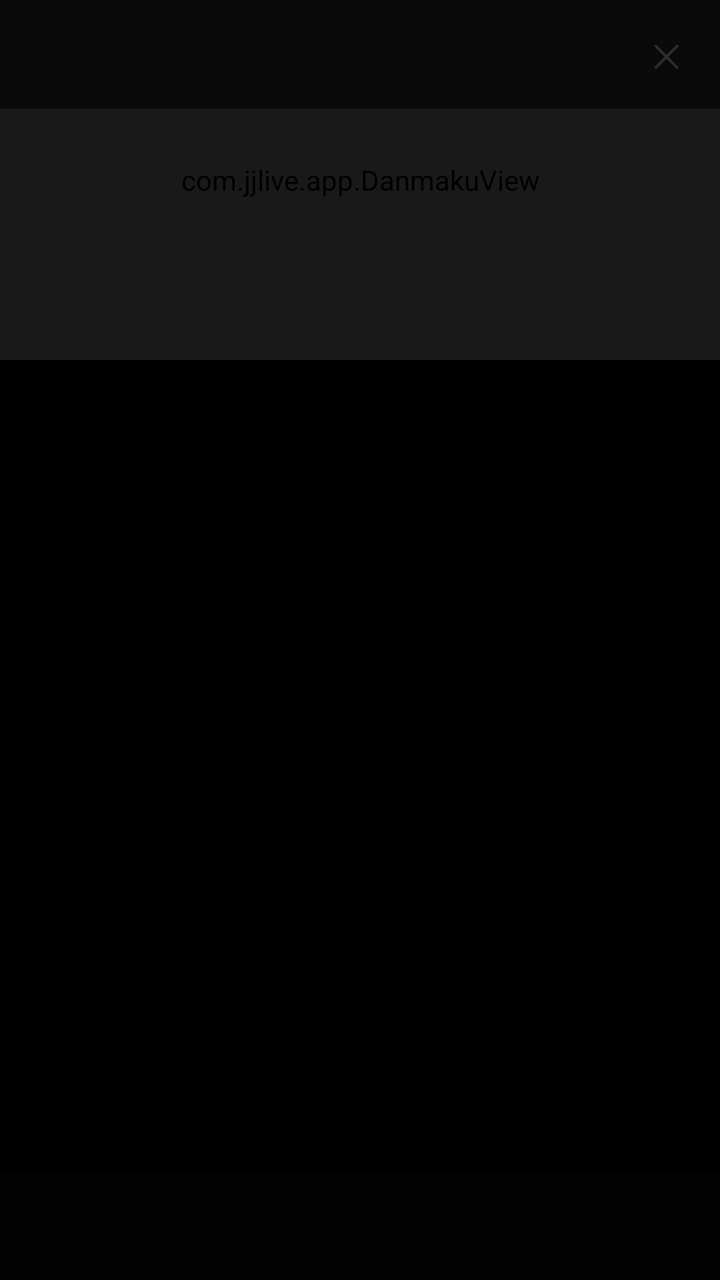
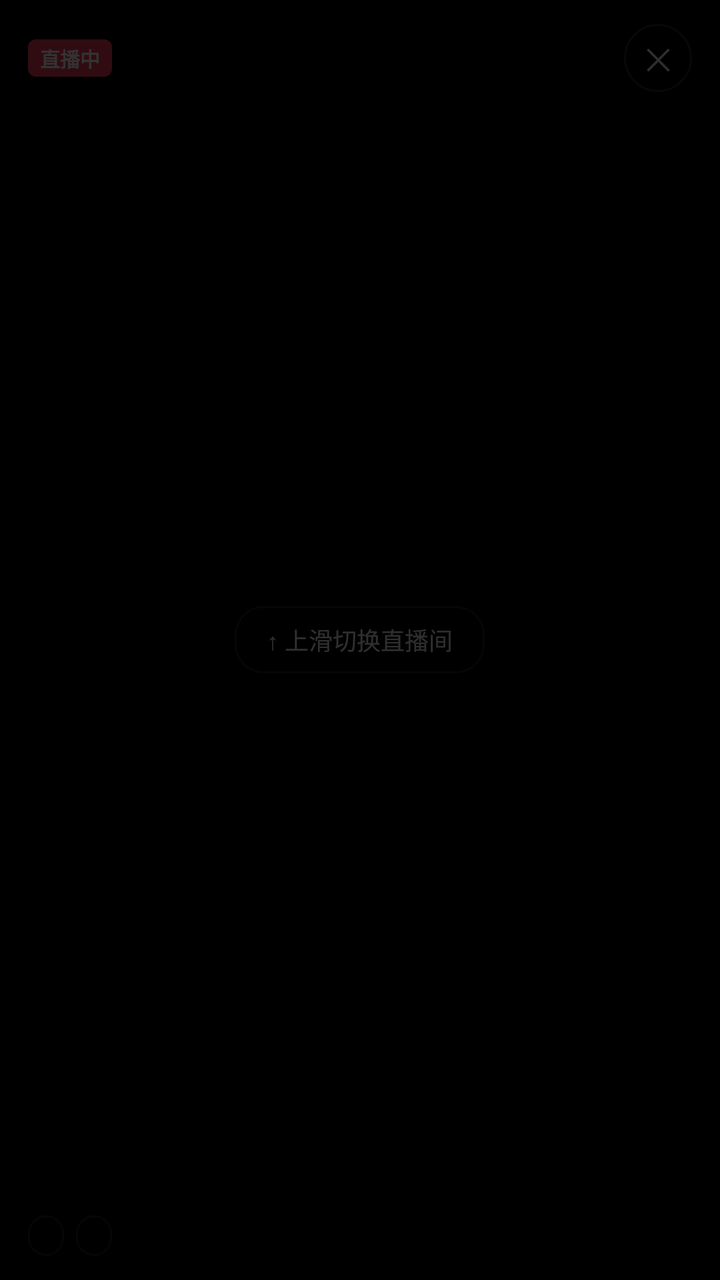

Screens rendered from an Android XML layout before and after an edit, with the pre-edit source and the edit as a unified diff.
<!-- AndroidManifest.xml: application theme Theme.JJLive -->
<!-- res/layout/activity_player.xml -->
<?xml version="1.0" encoding="utf-8"?>
<FrameLayout xmlns:android="http://schemas.android.com/apk/res/android"
    android:layout_width="match_parent"
    android:layout_height="match_parent"
    android:background="#000000">

    
    <FrameLayout
        android:id="@+id/videoBox"
        android:layout_width="match_parent"
        android:layout_height="match_parent" />

    <com.jjlive.app.DanmakuView
        android:id="@+id/danmaku"
        android:layout_width="match_parent"
        android:layout_height="180dp"
        android:layout_gravity="top" />

    
    <androidx.recyclerview.widget.RecyclerView
        android:id="@+id/chat"
        android:layout_width="250dp"
        android:layout_height="170dp"
        android:layout_gravity="bottom|start"
        android:layout_marginStart="10dp"
        android:layout_marginBottom="74dp"
        android:clipToPadding="false"
        android:scrollbars="none" />

    <LinearLayout
        android:layout_width="match_parent"
        android:layout_height="wrap_content"
        android:layout_gravity="bottom"
        android:background="#CC0B0E14"
        android:orientation="vertical"
        android:paddingBottom="12dp"
        android:paddingLeft="12dp"
        android:paddingRight="12dp"
        android:paddingTop="12dp">

        <TextView
            android:id="@+id/resolution"
            android:layout_width="wrap_content"
            android:layout_height="wrap_content"
            android:textColor="#8B95A7"
            android:textSize="11sp" />

        <TextView
            android:id="@+id/stats"
            android:layout_width="wrap_content"
            android:layout_height="wrap_content"
            android:textColor="#3DDC97"
            android:textSize="11sp" />
    </LinearLayout>

    <LinearLayout
        android:layout_width="match_parent"
        android:layout_height="wrap_content"
        android:layout_gravity="top"
        android:background="#99000000"
        android:gravity="center_vertical"
        android:orientation="horizontal"
        android:paddingLeft="12dp"
        android:paddingRight="12dp"
        android:paddingTop="8dp"
        android:paddingBottom="8dp">

        <TextView
            android:id="@+id/title"
            android:layout_width="0dp"
            android:layout_height="wrap_content"
            android:layout_weight="1"
            android:ellipsize="end"
            android:singleLine="true"
            android:textColor="#E6E9EF"
            android:textSize="15sp"
            android:textStyle="bold" />

        <TextView
            android:id="@+id/btnClose"
            android:layout_width="wrap_content"
            android:layout_height="wrap_content"
            android:padding="8dp"
            android:text="✕"
            android:textColor="#E6E9EF"
            android:textSize="16sp" />
    </LinearLayout>

    <LinearLayout
        android:id="@+id/overlay"
        android:layout_width="match_parent"
        android:layout_height="match_parent"
        android:background="#CC000000"
        android:gravity="center"
        android:orientation="vertical"
        android:padding="28dp">

        <TextView
            android:id="@+id/status"
            android:layout_width="wrap_content"
            android:layout_height="wrap_content"
            android:gravity="center"
            android:textColor="#CFD7E6"
            android:textSize="14sp" />

        <Button
            android:id="@+id/btnRetry"
            android:layout_width="wrap_content"
            android:layout_height="wrap_content"
            android:layout_marginTop="14dp"
            android:backgroundTint="#FF5C8A"
            android:text="重新连接"
            android:textColor="#FFFFFF"
            android:visibility="gone" />
    </LinearLayout>

</FrameLayout>
<!-- resources referenced by this layout -->
<resources>
  <style name="Theme.JJLive" parent="Theme.Material3.Dark.NoActionBar">
          <item name="android:statusBarColor">@color/bg</item>
          <item name="android:navigationBarColor">@color/bg</item>
          <item name="android:windowBackground">@color/bg</item>
          <item name="android:windowLightStatusBar" tools:targetApi="m">false</item>
      </style>
  <color name="bg">#FF0E1117</color>
</resources>

<!-- the commit's change to res/layout/activity_player.xml (unified diff, before → after) -->
@@ -4,88 +4,166 @@
     android:layout_height="match_parent"
     android:background="#000000">
 
-    
     <FrameLayout
-        android:id="@+id/videoBox"
+        android:id="@+id/page"
         android:layout_width="match_parent"
-        android:layout_height="match_parent" />
+        android:layout_height="match_parent">
 
-    <com.jjlive.app.DanmakuView
-        android:id="@+id/danmaku"
-        android:layout_width="match_parent"
-        android:layout_height="180dp"
-        android:layout_gravity="top" />
+        <FrameLayout
+            android:id="@+id/videoBox"
+            android:layout_width="match_parent"
+            android:layout_height="match_parent" />
+
+        <View
+            android:layout_width="match_parent"
+            android:layout_height="140dp"
+            android:layout_gravity="top"
+            android:background="@drawable/scrim_top" />
+
+        <View
+            android:layout_width="match_parent"
+            android:layout_height="420dp"
+            android:layout_gravity="bottom"
+            android:background="@drawable/scrim_bottom" />
+
+        
+        <LinearLayout
+            android:layout_width="match_parent"
+            android:layout_height="wrap_content"
+            android:layout_gravity="top"
+            android:gravity="center_vertical"
+            android:orientation="horizontal"
+            android:paddingLeft="14dp"
+            android:paddingTop="12dp"
+            android:paddingRight="14dp"
+            android:paddingBottom="12dp">
+
+            <TextView
+                android:layout_width="wrap_content"
+                android:layout_height="wrap_content"
+                android:background="@drawable/bg_live"
+                android:paddingLeft="6dp"
+                android:paddingTop="2dp"
+                android:paddingRight="6dp"
+                android:paddingBottom="2dp"
+                android:text="直播中"
+                android:textColor="#FFFFFF"
+                android:textSize="10sp"
+                android:textStyle="bold" />
+
+            <TextView
+                android:id="@+id/title"
+                android:layout_width="0dp"
+                android:layout_height="wrap_content"
+                android:layout_marginStart="8dp"
+                android:layout_weight="1"
+                android:ellipsize="end"
+                android:shadowColor="#99000000"
+                android:shadowDx="0"
+                android:shadowDy="1"
+                android:shadowRadius="3"
+                android:singleLine="true"
+                android:textColor="#F2F5FA"
+                android:textSize="15sp"
+                android:textStyle="bold" />
+
+            <TextView
+                android:id="@+id/btnClose"
+                android:layout_width="34dp"
+                android:layout_height="34dp"
+                android:background="@drawable/bg_circle_dark"
+                android:gravity="center"
+                android:text="✕"
+                android:textColor="#E6E9EF"
+                android:textSize="15sp" />
+        </LinearLayout>
+
+        
+        <androidx.recyclerview.widget.RecyclerView
+            android:id="@+id/chat"
+            android:layout_width="match_parent"
+            android:layout_height="266dp"
+            android:layout_gravity="bottom"
+            android:layout_marginStart="14dp"
+            android:layout_marginEnd="14dp"
+            android:layout_marginBottom="52dp"
+            android:clipToPadding="false"
+            android:overScrollMode="never"
+            android:paddingTop="6dp"
+            android:paddingBottom="2dp"
+            android:scrollbars="none" />
+
+        
+        <LinearLayout
+            android:layout_width="match_parent"
+            android:layout_height="wrap_content"
+            android:layout_gravity="bottom"
+            android:gravity="center_vertical"
+            android:orientation="horizontal"
+            android:paddingLeft="14dp"
+            android:paddingTop="6dp"
+            android:paddingRight="14dp"
+            android:paddingBottom="12dp">
+
+            <TextView
+                android:id="@+id/resolution"
+                android:layout_width="wrap_content"
+                android:layout_height="wrap_content"
+                android:background="@drawable/pill_dark"
+                android:paddingLeft="9dp"
+                android:paddingTop="3dp"
+                android:paddingRight="9dp"
+                android:paddingBottom="3dp"
+                android:textColor="#D6DEEA"
+                android:textSize="10.5sp" />
+
+            <TextView
+                android:id="@+id/stats"
+                android:layout_width="wrap_content"
+                android:layout_height="wrap_content"
+                android:layout_marginStart="6dp"
+                android:background="@drawable/pill_dark"
+                android:paddingLeft="9dp"
+                android:paddingTop="3dp"
+                android:paddingRight="9dp"
+                android:paddingBottom="3dp"
+                android:textColor="#7FD1A8"
+                android:textSize="10.5sp" />
+
+            <Space
+                android:layout_width="0dp"
+                android:layout_height="1dp"
+                android:layout_weight="1" />
+
+            <TextView
+                android:id="@+id/filterCount"
+                android:layout_width="wrap_content"
+                android:layout_height="wrap_content"
+                android:shadowColor="#99000000"
+                android:shadowDx="0"
+                android:shadowDy="1"
+                android:shadowRadius="3"
+                android:textColor="#93A0B4"
+                android:textSize="10.5sp" />
+        </LinearLayout>
+
+        
+        <TextView
+            android:id="@+id/swipeHint"
+            android:layout_width="wrap_content"
+            android:layout_height="wrap_content"
+            android:layout_gravity="center"
+            android:background="@drawable/pill_dark"
+            android:paddingLeft="16dp"
+            android:paddingTop="8dp"
+            android:paddingRight="16dp"
+            android:paddingBottom="8dp"
+            android:text="↑ 上滑切换直播间"
+            android:textColor="#E8EDF5"
+            android:textSize="12sp" />
+    </FrameLayout>
 
     
-    <androidx.recyclerview.widget.RecyclerView
-        android:id="@+id/chat"
-        android:layout_width="250dp"
-        android:layout_height="170dp"
-        android:layout_gravity="bottom|start"
-        android:layout_marginStart="10dp"
-        android:layout_marginBottom="74dp"
-        android:clipToPadding="false"
-        android:scrollbars="none" />
-
-    <LinearLayout
-        android:layout_width="match_parent"
-        android:layout_height="wrap_content"
-        android:layout_gravity="bottom"
-        android:background="#CC0B0E14"
-        android:orientation="vertical"
-        android:paddingBottom="12dp"
-        android:paddingLeft="12dp"
-        android:paddingRight="12dp"
-        android:paddingTop="12dp">
-
-        <TextView
-            android:id="@+id/resolution"
-            android:layout_width="wrap_content"
-            android:layout_height="wrap_content"
-            android:textColor="#8B95A7"
-            android:textSize="11sp" />
-
-        <TextView
-            android:id="@+id/stats"
-            android:layout_width="wrap_content"
-            android:layout_height="wrap_content"
-            android:textColor="#3DDC97"
-            android:textSize="11sp" />
-    </LinearLayout>
-
-    <LinearLayout
-        android:layout_width="match_parent"
-        android:layout_height="wrap_content"
-        android:layout_gravity="top"
-        android:background="#99000000"
-        android:gravity="center_vertical"
-        android:orientation="horizontal"
-        android:paddingLeft="12dp"
-        android:paddingRight="12dp"
-        android:paddingTop="8dp"
-        android:paddingBottom="8dp">
-
-        <TextView
-            android:id="@+id/title"
-            android:layout_width="0dp"
-            android:layout_height="wrap_content"
-            android:layout_weight="1"
-            android:ellipsize="end"
-            android:singleLine="true"
-            android:textColor="#E6E9EF"
-            android:textSize="15sp"
-            android:textStyle="bold" />
-
-        <TextView
-            android:id="@+id/btnClose"
-            android:layout_width="wrap_content"
-            android:layout_height="wrap_content"
-            android:padding="8dp"
-            android:text="✕"
-            android:textColor="#E6E9EF"
-            android:textSize="16sp" />
-    </LinearLayout>
-
     <LinearLayout
         android:id="@+id/overlay"
         android:layout_width="match_parent"
@@ -100,6 +178,10 @@
             android:layout_width="wrap_content"
             android:layout_height="wrap_content"
             android:gravity="center"
+            android:shadowColor="#99000000"
+            android:shadowDx="0"
+            android:shadowDy="1"
+            android:shadowRadius="3"
             android:textColor="#CFD7E6"
             android:textSize="14sp" />
 
<!-- resource entries referenced after the edit -->
@@ -1,5 +1,51 @@
 <!-- resources referenced by this layout -->
 <resources>
+  <!-- drawable bg_circle_dark (drawable) -->
+  <?xml version="1.0" encoding="utf-8"?>
+  <shape xmlns:android="http://schemas.android.com/apk/res/android"
+      android:shape="oval">
+      <solid android:color="#59000000" />
+      <stroke
+          android:width="1dp"
+          android:color="#26FFFFFF" />
+  </shape>
+  <!-- drawable bg_live (drawable) -->
+  <?xml version="1.0" encoding="utf-8"?>
+  <shape xmlns:android="http://schemas.android.com/apk/res/android"
+      android:shape="rectangle">
+      <corners android:radius="4dp" />
+      <solid android:color="#F23B5C" />
+  </shape>
+  <!-- drawable pill_dark (drawable) -->
+  <?xml version="1.0" encoding="utf-8"?>
+  <shape xmlns:android="http://schemas.android.com/apk/res/android"
+      android:shape="rectangle">
+      <corners android:radius="14dp" />
+      <solid android:color="#66000000" />
+      <stroke
+          android:width="1dp"
+          android:color="#1FFFFFFF" />
+  </shape>
+  <!-- drawable scrim_bottom (drawable) -->
+  <?xml version="1.0" encoding="utf-8"?>
+  <shape xmlns:android="http://schemas.android.com/apk/res/android"
+      android:shape="rectangle">
+      <gradient
+          android:angle="270"
+          android:endColor="#D9000000"
+          android:startColor="#00000000"
+          android:type="linear" />
+  </shape>
+  <!-- drawable scrim_top (drawable) -->
+  <?xml version="1.0" encoding="utf-8"?>
+  <shape xmlns:android="http://schemas.android.com/apk/res/android"
+      android:shape="rectangle">
+      <gradient
+          android:angle="270"
+          android:endColor="#00000000"
+          android:startColor="#B3000000"
+          android:type="linear" />
+  </shape>
   <style name="Theme.JJLive" parent="Theme.Material3.Dark.NoActionBar">
           <item name="android:statusBarColor">@color/bg</item>
           <item name="android:navigationBarColor">@color/bg</item>
